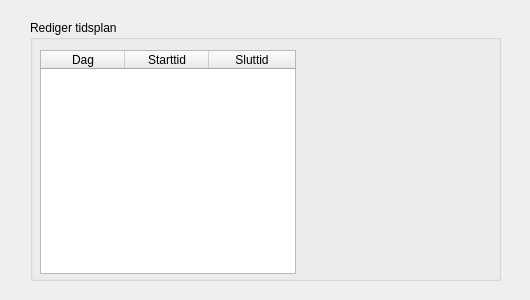
First picture: the form in HomeAutomation/editentry.ui, repository PRJ2GR15/Software-Design, before the edit.
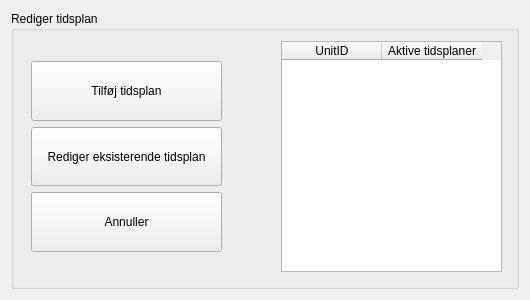
Second picture: the form after the edit.

Commit message: Ingen ting til UnitRegister

The edit to the form file:
```diff
--- a/HomeAutomation/editentry.ui
+++ b/HomeAutomation/editentry.ui
@@ -19,25 +19,19 @@
   <property name="windowTitle">
    <string>Form</string>
   </property>
+  <layout class="QHBoxLayout" name="horizontalLayout">
+   <item>
   <widget class="QGroupBox" name="groupBox">
-   <property name="geometry">
-    <rect>
-     <x>30</x>
-     <y>20</y>
-     <width>471</width>
-     <height>261</height>
-    </rect>
-   </property>
    <property name="title">
     <string>Rediger tidsplan</string>
    </property>
    <widget class="QTableWidget" name="rem_unitTable">
     <property name="geometry">
      <rect>
-      <x>10</x>
+        <x>270</x>
       <y>30</y>
-      <width>256</width>
-      <height>224</height>
+        <width>221</width>
+        <height>231</height>
      </rect>
     </property>
     <property name="sizePolicy">
@@ -46,47 +40,83 @@
       <verstretch>0</verstretch>
      </sizepolicy>
     </property>
-    <property name="minimumSize">
-     <size>
-      <width>256</width>
-      <height>224</height>
-     </size>
-    </property>
-    <property name="maximumSize">
-     <size>
-      <width>256</width>
-      <height>224</height>
-     </size>
-    </property>
-    <attribute name="horizontalHeaderDefaultSectionSize">
-     <number>84</number>
-    </attribute>
-    <attribute name="horizontalHeaderStretchLastSection">
-     <bool>true</bool>
-    </attribute>
+      <property name="editTriggers">
+       <set>QAbstractItemView::NoEditTriggers</set>
+      </property>
+      <property name="selectionMode">
+       <enum>QAbstractItemView::SingleSelection</enum>
+      </property>
+      <property name="selectionBehavior">
+       <enum>QAbstractItemView::SelectRows</enum>
+      </property>
     <attribute name="verticalHeaderVisible">
      <bool>false</bool>
     </attribute>
     <column>
      <property name="text">
-      <string>Dag</string>
-     </property>
-     <property name="textAlignment">
-      <set>AlignCenter</set>
-     </property>
+        <string>UnitID</string>
+       </property>
     </column>
     <column>
      <property name="text">
-      <string>Starttid</string>
-     </property>
-    </column>
-    <column>
+        <string>Aktive tidsplaner</string>
+       </property>
+      </column>
+     </widget>
+     <widget class="QWidget" name="">
+      <property name="geometry">
+       <rect>
+        <x>20</x>
+        <y>50</y>
+        <width>191</width>
+        <height>191</height>
+       </rect>
+      </property>
+      <layout class="QVBoxLayout" name="verticalLayout">
+       <item>
+        <widget class="QPushButton" name="pushButton">
+         <property name="sizePolicy">
+          <sizepolicy hsizetype="Preferred" vsizetype="Preferred">
+           <horstretch>0</horstretch>
+           <verstretch>0</verstretch>
+          </sizepolicy>
+         </property>
      <property name="text">
-      <string>Sluttid</string>
-     </property>
-    </column>
-   </widget>
-  </widget>
+          <string>Tilføj tidsplan</string>
+         </property>
+        </widget>
+       </item>
+       <item>
+        <widget class="QPushButton" name="pushButton_2">
+         <property name="sizePolicy">
+          <sizepolicy hsizetype="Minimum" vsizetype="Preferred">
+           <horstretch>0</horstretch>
+           <verstretch>0</verstretch>
+          </sizepolicy>
+         </property>
+         <property name="text">
+          <string>Rediger eksisterende tidsplan</string>
+         </property>
+        </widget>
+       </item>
+       <item>
+        <widget class="QPushButton" name="pushButton_3">
+         <property name="sizePolicy">
+          <sizepolicy hsizetype="Minimum" vsizetype="Preferred">
+           <horstretch>0</horstretch>
+           <verstretch>0</verstretch>
+          </sizepolicy>
+         </property>
+         <property name="text">
+          <string>Annuller</string>
+         </property>
+        </widget>
+       </item>
+      </layout>
+     </widget>
+    </widget>
+   </item>
+  </layout>
  </widget>
  <resources/>
  <connections/>
```
Left out of the diff: 2 changed lines with no effect on the pictures. Lines whose indentation alone changed are shown as unchanged. The commit also changes 2 other files.
